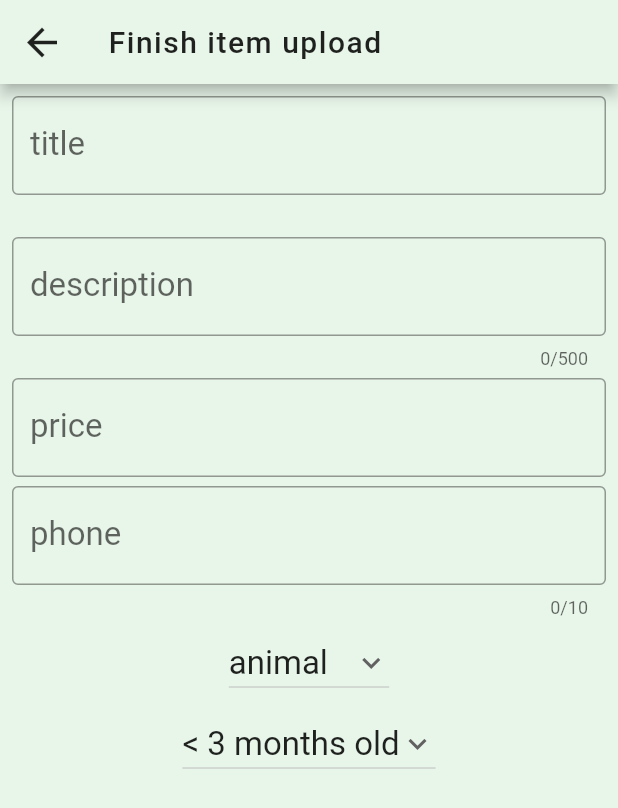
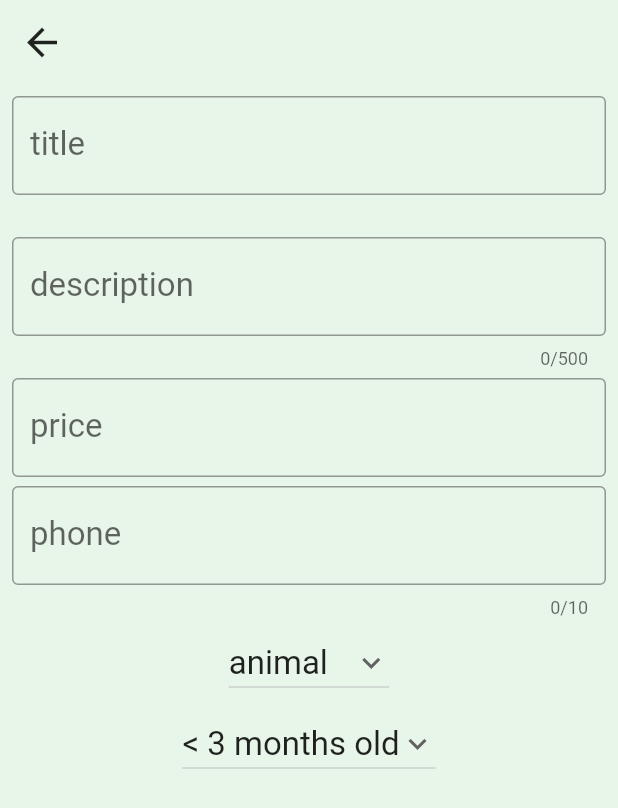
Before and after one commit to afanimartin/give_now, a Flutter app: the FinishItemUploadWidget screen opened directly, on a phone screen of 412 x 824 dp. Shown: the top 808 px of the screen. Run offline on Flutter 3.47's test engine with Material 2 defaults, Android fonts, the phone set to English and light mode, and no system bars; our stand-ins replace cached_network_image, cloud_firestore, equatable, firebase_auth, firebase_core, firebase_storage and 6 more; missing offline and left inert: multi_image_picker2; accounts and stored records are empty; project files that could hold a hidden picture were left out.

Commit message:
Set elevation to zero for all screens

```diff
--- a/lib/screens/marketplace_screen.dart
+++ b/lib/screens/marketplace_screen.dart
@@ -25,6 +25,7 @@ class MarketplaceScreen extends StatelessWidget {
   Widget build(BuildContext context) => Scaffold(
         backgroundColor: Theme.of(context).accentColor,
         appBar: AppBar(
+          elevation: 0,
           backgroundColor: Theme.of(context).accentColor,
           iconTheme: Theme.of(context).iconTheme,
           actions: [
--- a/lib/screens/user_profile_screen.dart
+++ b/lib/screens/user_profile_screen.dart
@@ -24,6 +24,7 @@ class UserProfileScreen extends StatelessWidget {
           builder: (context, state) => Scaffold(
               backgroundColor: Theme.of(context).accentColor,
               appBar: AppBar(
+                elevation: 0,
                 backgroundColor: Theme.of(context).accentColor,
                 iconTheme: Theme.of(context).iconTheme,
               ),
--- a/lib/widgets/finish_item_upload_widget.dart
+++ b/lib/widgets/finish_item_upload_widget.dart
@@ -57,12 +57,7 @@ class _FinishItemUploadWidgetState extends State<FinishItemUploadWidget> {
             backgroundColor: Theme.of(context).accentColor,
             appBar: AppBar(
               backgroundColor: Theme.of(context).accentColor,
-              title: Text(
-                'Finish item upload',
-                style: TextStyle(
-                    color: Theme.of(context).primaryColorDark,
-                    letterSpacing: 1),
-              ),
+              elevation: 0,
               iconTheme: Theme.of(context).iconTheme,
             ),
             body: Padding(
```
Also changed, not shown: lib/screens/cart_screen.dart (+1 -8 lines).
